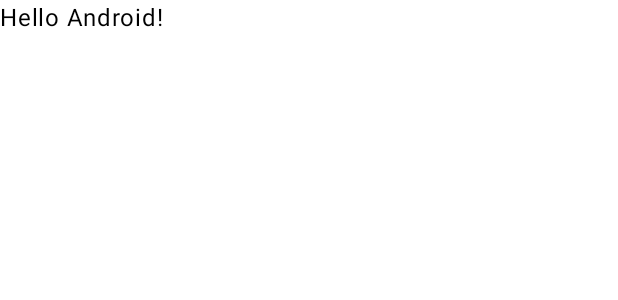
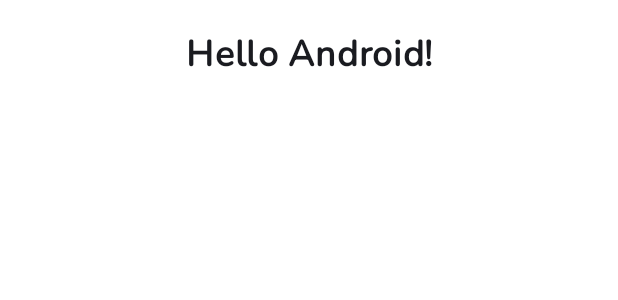
Before and after one commit to marlonlom/Glucoreo, an Android app built with Jetpack Compose: the @Preview function DefaultPreview, on a phone screen of 412 x 824 dp. Shown: the top 300 px of the screen. Run offline under Robolectric (Android 15) with nearby library versions, the light colour scheme and no system bars.

Commit message:
added nunito font, adjusted font familiy using nunito font

```diff
--- a/applications/mobile_app/src/main/kotlin/dev/marlonlom/apps/glucoreo/MainActivity.kt
+++ b/applications/mobile_app/src/main/kotlin/dev/marlonlom/apps/glucoreo/MainActivity.kt
@@ -13,18 +13,27 @@
  * See the License for the specific language governing permissions and
  * limitations under the License.
  */
+@file:OptIn(ExperimentalUnitApi::class)
+
 package dev.marlonlom.apps.glucoreo
 
 import android.os.Bundle
 import androidx.activity.ComponentActivity
 import androidx.activity.compose.setContent
 import androidx.compose.foundation.layout.fillMaxSize
+import androidx.compose.foundation.layout.padding
 import androidx.compose.material3.MaterialTheme
 import androidx.compose.material3.Surface
 import androidx.compose.material3.Text
 import androidx.compose.runtime.Composable
 import androidx.compose.ui.Modifier
+import androidx.compose.ui.text.font.FontWeight
+import androidx.compose.ui.text.style.TextAlign
 import androidx.compose.ui.tooling.preview.Preview
+import androidx.compose.ui.unit.ExperimentalUnitApi
+import androidx.compose.ui.unit.TextUnit
+import androidx.compose.ui.unit.TextUnitType
+import androidx.compose.ui.unit.dp
 import dev.marlonlom.apps.glucoreo.ui.theme.GlucoreoTheme
 
 class MainActivity : ComponentActivity() {
@@ -46,7 +55,16 @@
 
 @Composable
 fun Greeting(name: String) {
-  Text(text = "Hello $name!")
+  Text(
+    text = "Hello $name!",
+    modifier = Modifier
+      .fillMaxSize()
+      .padding(20.dp),
+    color = MaterialTheme.colorScheme.onSurface,
+    textAlign = TextAlign.Center,
+    fontSize = TextUnit(value = 24f, TextUnitType.Sp),
+    style = MaterialTheme.typography.bodyLarge.copy(fontWeight = FontWeight.Bold)
+  )
 }
 
 @Preview(showBackground = true)
```
Also changed, not shown: applications/mobile_app/src/main/kotlin/dev/marlonlom/apps/glucoreo/ui/theme/Type.kt (+11 -1 lines), applications/mobile_app/src/main/res/font/nunito_light.ttf (added), applications/mobile_app/src/main/res/font/nunito_light_italic.ttf (added), applications/mobile_app/src/main/res/font/nunito_medium.ttf (added), applications/mobile_app/src/main/res/font/nunito_medium_italic.ttf (added).
